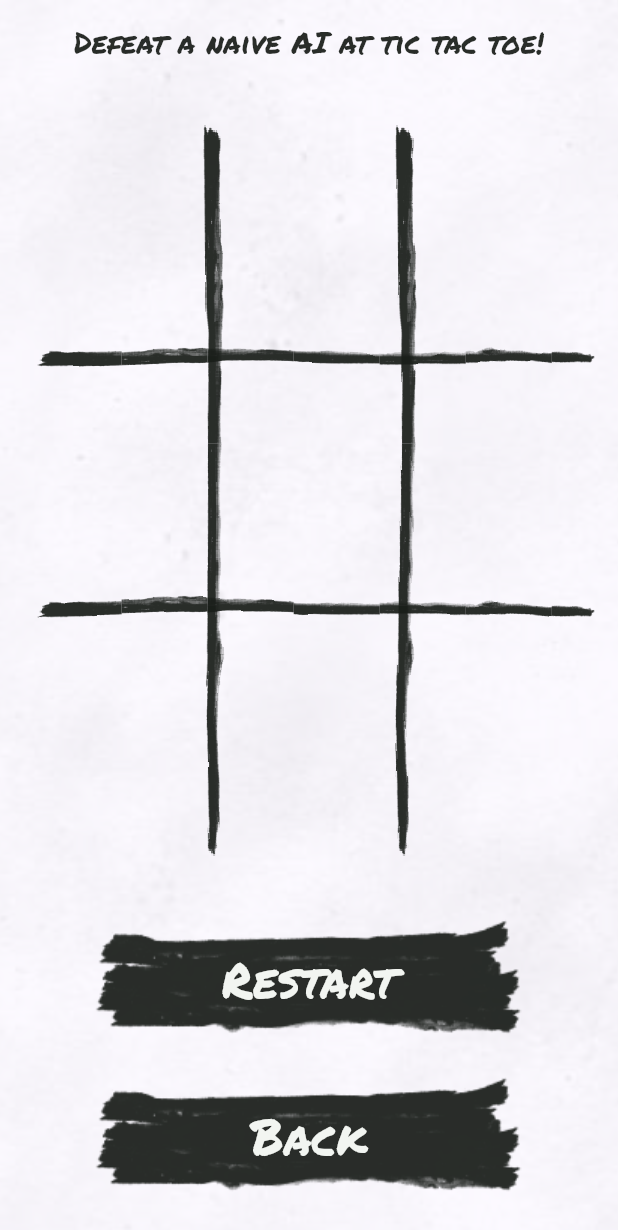
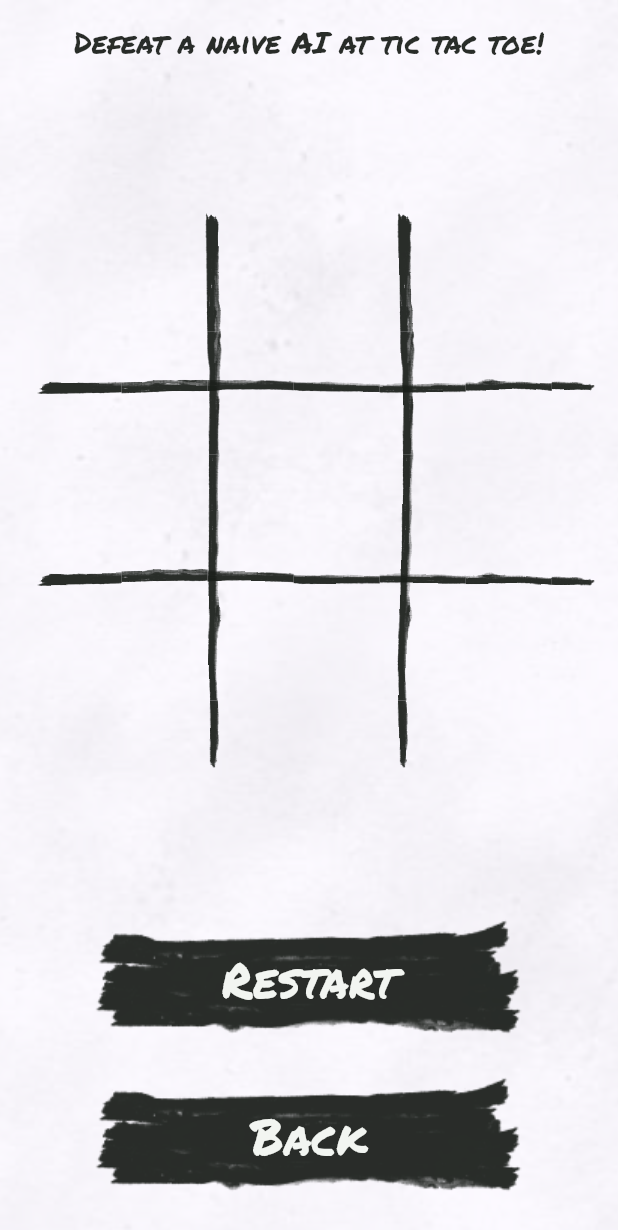
Before and after one commit to filiph/tictactoe, a Flutter app: the PlaySessionScreen screen opened directly with sample values from the repository, on a phone screen of 412 x 824 dp. Shown: the top 1230 px of the screen. Run offline on Flutter 3.47's test engine with Material 2 defaults, Android fonts, the phone set to English and light mode, and no system bars; our stand-ins replace go_router; statements that could not run were skipped.

Commit message:
Ensure grid is exactly square, no stretching

```diff
--- a/lib/src/play_session/play_session_screen.dart
+++ b/lib/src/play_session/play_session_screen.dart
@@ -70,9 +70,11 @@ class _PlaySessionScreenState extends State<PlaySessionScreen> {
                       TextStyle(fontFamily: 'Permanent Marker', fontSize: 20),
                   textAlign: TextAlign.center,
                 ),
-                squarishMainArea: Board(
-                  key: Key('main board'),
-                  setting: widget.level.setting,
+                squarishMainArea: Center(
+                  child: Board(
+                    key: Key('main board'),
+                    setting: widget.level.setting,
+                  ),
                 ),
                 rectangularMenuArea: Column(
                   mainAxisSize: MainAxisSize.min,
```
